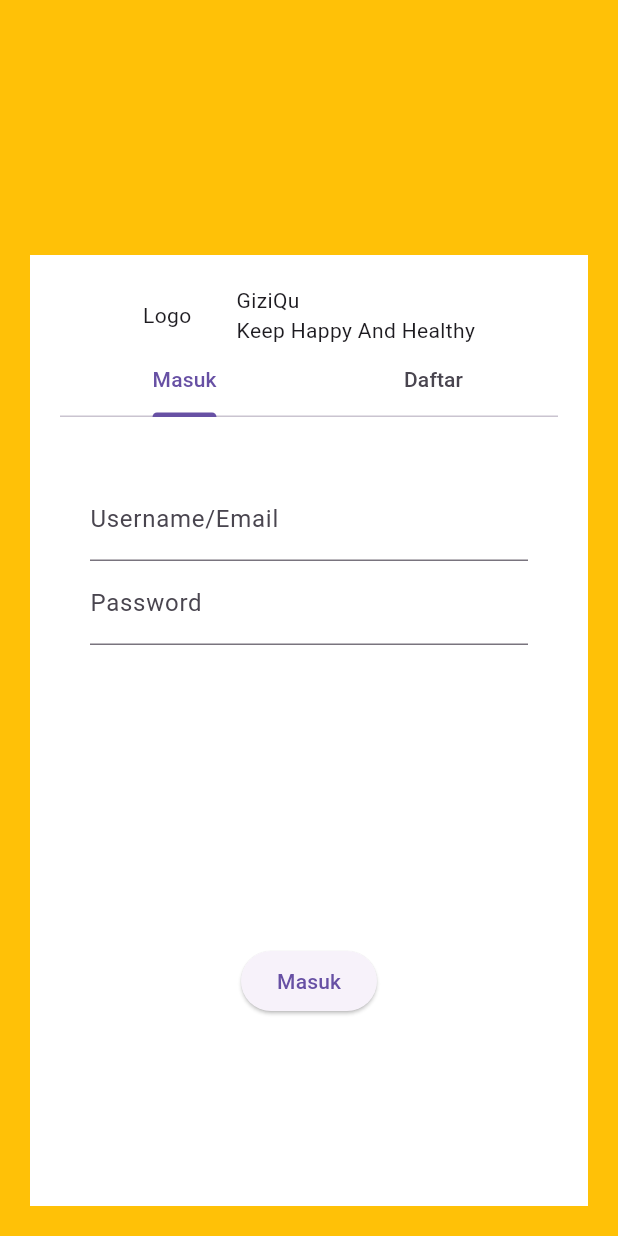
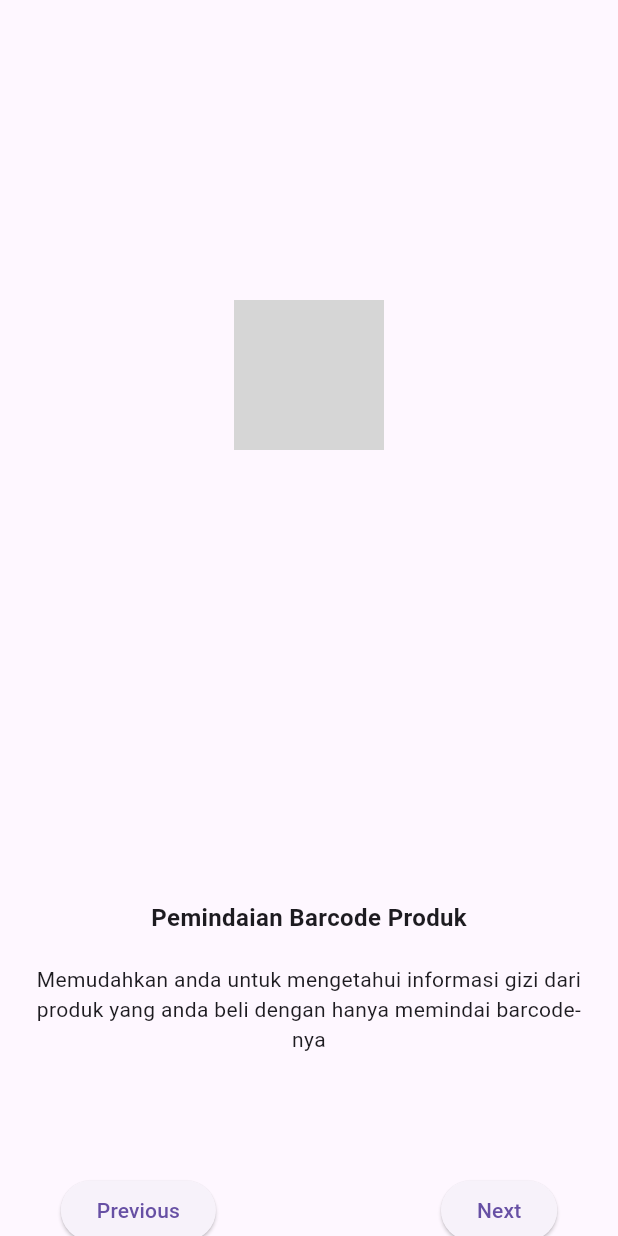
Before and after one commit to ahmadfauzy19/FoodTrack_proyek4, a Flutter app: the screen it shows after launch, on a phone screen of 412 x 824 dp. Run offline on Flutter 3.47's test engine with Material 3 defaults, Android fonts, the light colour scheme and no system bars; grey boxes are pictures that could not be loaded.

Commit message:
<add>Information Page

```diff
--- a/tugas_project4_giziqu/lib/GiziQuApp.dart
+++ b/tugas_project4_giziqu/lib/GiziQuApp.dart
@@ -1,5 +1,6 @@
 import 'package:flutter/material.dart';
 import 'LoginPage.dart';
+import 'InformationPage.dart';
 
 class GiziQuApp extends StatefulWidget {
   const GiziQuApp({super.key});
@@ -15,7 +16,7 @@ class _GiziQuAppState extends State<GiziQuApp> {
       title: 'Shrine',
       initialRoute: '/login',
       routes: {
-        '/login': (BuildContext context) => const LoginPage(),
+        '/login': (BuildContext context) => const InformationPage(),
       },
     );
   }
--- /dev/null
+++ b/tugas_project4_giziqu/lib/InformationPage.dart
@@ -0,0 +1,115 @@
+import 'package:flutter/material.dart';
+import 'package:tugas_project4_giziqu/LoginPage.dart';
+
+class InformationPage extends StatefulWidget {
+  const InformationPage({Key? key})
+      : super(
+            key: key ??
+                const ValueKey("InformationPage")); // Memberikan key default
+
+  @override
+  State<InformationPage> createState() => _InformationPageState();
+}
+
+class _InformationPageState extends State<InformationPage> {
+  int _currentPageIndex = 0;
+
+  final List<String> _texts = [
+    "Memudahkan anda untuk mengetahui informasi gizi dari produk yang anda beli dengan hanya memindai barcode-nya",
+    "Memberikan anda analisis lengkap tentang kandungan gizi dari makanan yang anda konsumsi",
+    "Memberikan anda saran gizi yang sesuai dengan kebutuhan, preferensi, dan tujuan anda",
+  ];
+
+  final List<String> _imagePaths = [
+    "assets/image1.jpg",
+    "assets/image2.jpg",
+    "assets/image3.jpg",
+  ];
+
+  final List<String> _titles = [
+    "Pemindaian Barcode Produk",
+    "Analisis Informasi Gizi",
+    "Rekomendasi Gizi Personalisasi",
+  ];
+
+  _navigateToLoginPage(BuildContext context) {
+    Navigator.push(
+      context,
+      MaterialPageRoute(builder: (context) => LoginPage()),
+    );
+  }
+
+  void _navigateToNextInfo() {
+    setState(() {
+      if (_currentPageIndex < _texts.length - 1) {
+        _currentPageIndex++;
+      } else {
+        _navigateToLoginPage(context);
+      }
+    });
+  }
+
+  @override
+  Widget build(BuildContext context) {
+    return Scaffold(
+      body: ListView(
+        children: [
+          SizedBox(height: 200.0),
+          Column(
+            children: [
+              Image.asset(
+                _imagePaths[
+                    _currentPageIndex], // Gunakan _currentPageIndex untuk memilih gambar yang sesuai
+                height: 100,
+                width: 100,
+              ),
+              SizedBox(height: 300), // Jarak antara gambar dan judul
+              Text(
+                _titles[
+                    _currentPageIndex], // Menggunakan judul sesuai dengan indeks gambar saat ini
+                style: TextStyle(
+                  fontWeight: FontWeight.bold,
+                  fontSize: 16,
+                ),
+              ),
+            ],
+          ),
+          SizedBox(height: 20), // Jarak antara gambar dan teks
+          Padding(
+            padding: const EdgeInsets.symmetric(horizontal: 20.0),
+            child: Column(
+              children: [
+                Text(
+                  _texts[_currentPageIndex],
+                  textAlign: TextAlign.center,
+                ),
+                SizedBox(height: 80), // Jarak antara teks dan tombol
+                Row(
+                  mainAxisAlignment: MainAxisAlignment.center,
+                  children: [
+                    ElevatedButton(
+                      onPressed: () {
+                        setState(() {
+                          _currentPageIndex =
+                              (_currentPageIndex - 1).clamp(0, 2);
+                        });
+                      },
+                      child: Text("Previous"),
+                    ),
+                    SizedBox(
+                        width:
+                            150), // Jarak antara tombol "Previous" dan "Next"
+                    ElevatedButton(
+                      onPressed: _navigateToNextInfo,
+                      child: Text("Next"),
+                    ),
+                  ],
+                ),
+              ],
+            ),
+          ),
+        ],
+      ),
+    );
+  }
+}
```
